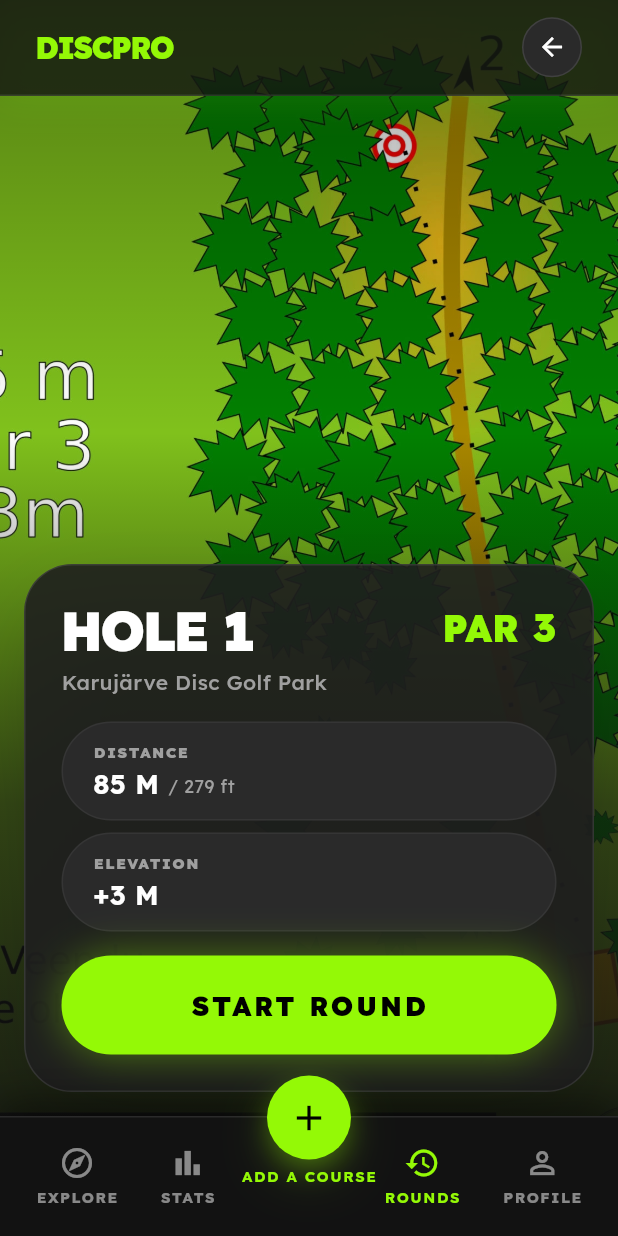
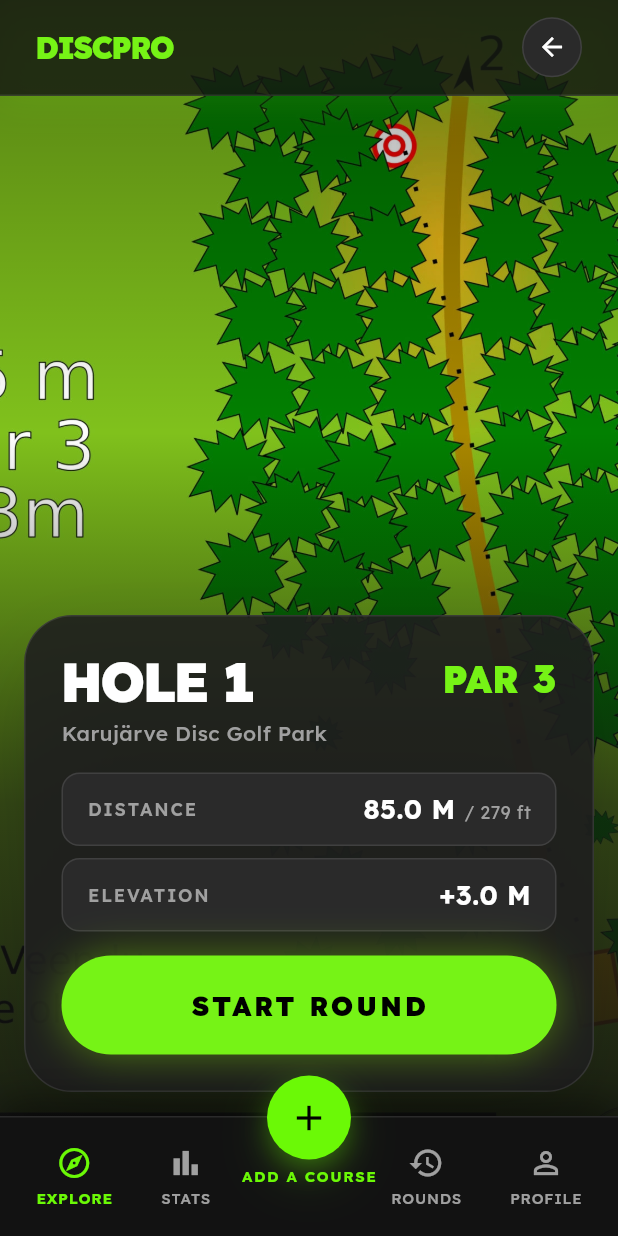
Before and after one commit to RobinVaga/discpro, a Flutter app: the HomePage screen opened by its route, after a tap on "Karujärve Disc Golf Park", on a phone screen of 412 x 824 dp. Run offline on Flutter 3.47's test engine with Material 3 defaults, Android fonts, the phone set to English and light mode, and no system bars; our stand-ins replace font_awesome_flutter, google_fonts, sqflite, sqflite_common_ffi; accounts and stored records are empty.

Commit message:
working hole detail views for every course, fixed navbar

```diff
--- a/lib/main.dart
+++ b/lib/main.dart
@@ -1,11 +1,22 @@
+import 'dart:io';
 import 'package:flutter/material.dart';
+import 'package:sqflite_common_ffi/sqflite_ffi.dart';
 import 'package:discpro/screens/login_page.dart';
 import 'package:discpro/screens/home_page.dart';
 import 'package:discpro/screens/register_page.dart';
 import 'package:discpro/screens/hole_detail.dart';
+import 'database/database_helper.dart';
 
+void main() async {
+  WidgetsFlutterBinding.ensureInitialized();
 
-void main() {
+  // Initialize FFI for desktop platforms
+  if (Platform.isWindows || Platform.isLinux) {
+    sqfliteFfiInit();
+    databaseFactory = databaseFactoryFfi;
+  }
+
+  await DatabaseHelper.instance.database;
   runApp(const MyApp());
 }
 
@@ -17,7 +28,6 @@
     return MaterialApp(
       title: 'DiscPro',
       theme: ThemeData(
-
         colorScheme: ColorScheme.fromSeed(
           seedColor: Colors.deepPurple,
           brightness: Brightness.light,
@@ -31,8 +41,8 @@
         ),
         elevatedButtonTheme: ElevatedButtonThemeData(
           style: ElevatedButton.styleFrom(
-            foregroundColor: Colors.white, // Text color
-            backgroundColor: Colors.deepPurple, // Button color
+            foregroundColor: Colors.white,
+            backgroundColor: Colors.deepPurple,
             shape: RoundedRectangleBorder(
               borderRadius: BorderRadius.circular(12),
             ),
@@ -45,7 +55,18 @@
         '/': (context) => const LoginPage(),
         '/home': (context) => const HomePage(),
         '/register': (context) => const RegisterPage(),
-        '/hole_detail': (context) => const HoleDetailPage(),
+      },
+      onGenerateRoute: (settings) {
+        if (settings.name == '/hole_detail') {
+          final args = settings.arguments as Map<String, dynamic>;
+          return MaterialPageRoute(
+            builder: (context) => HoleDetailPage(
+              courseId: args['courseId'],
+              holeNumber: args['holeNumber'],
+            ),
+          );
+        }
+        return null;
       },
     );
   }
--- a/lib/models/course.dart
+++ b/lib/models/course.dart
@@ -21,6 +21,20 @@
     required this.longitude,
   });
 
+  factory Course.fromMap(Map<String, dynamic> map) {
+    return Course(
+      id: map['id'],
+      name: map['name'],
+      details: map['details'],
+      par: map['par'],
+      imagePath: map['imagePath'],
+      holes: map['holes'],
+      distance: map['distance'],
+      latitude: map['latitude'],
+      longitude: map['longitude'],
+    );
+  }
+
   Map<String, dynamic> toMap() {
     return {
       'id': id,
@@ -34,18 +48,4 @@
       'longitude': longitude,
     };
   }
-
-  factory Course.fromMap(Map<String, dynamic> map) {
-    return Course(
-      id: map['id'],
-      name: map['name'],
-      details: map['details'],
-      par: map['par'],
-      imagePath: map['imagePath'],
-      holes: map['holes'],
-      distance: map['distance'],
-      latitude: map['latitude'],
-      longitude: map['longitude'],
-    );
-  }
 }
--- a/lib/models/hole.dart
+++ b/lib/models/hole.dart
@@ -17,6 +17,18 @@
     required this.imagePath,
   });
 
+  factory Hole.fromMap(Map<String, dynamic> map) {
+    return Hole(
+      id: map['id'],
+      courseId: map['courseId'],
+      holeNumber: map['holeNumber'],
+      par: map['par'],
+      distance: (map['distance'] as num).toDouble(),
+      elevation: (map['elevation'] as num).toDouble(),
+      imagePath: map['imagePath'],
+    );
+  }
+
   Map<String, dynamic> toMap() {
     return {
       'id': id,
@@ -28,16 +40,4 @@
       'imagePath': imagePath,
     };
   }
-
-  factory Hole.fromMap(Map<String, dynamic> map) {
-    return Hole(
-      id: map['id'],
-      courseId: map['courseId'],
-      holeNumber: map['holeNumber'],
-      par: map['par'],
-      distance: map['distance'],
-      elevation: map['elevation'],
-      imagePath: map['imagePath'],
-    );
-  }
 }
--- a/lib/screens/hole_detail.dart
+++ b/lib/screens/hole_detail.dart
@@ -1,17 +1,107 @@
 import 'package:flutter/material.dart';
 import 'package:google_fonts/google_fonts.dart';
 import 'package:discpro/screens/fullscreen_image_viewer.dart';
+import 'package:discpro/database/database_helper.dart';
+import 'package:discpro/models/hole.dart';
+import 'package:discpro/models/course.dart';
+import 'package:discpro/widgets/bottom_navbar.dart';
 
+class HoleDetailPage extends StatefulWidget {
+  final int courseId;
+  final int holeNumber;
 
-class HoleDetailPage extends StatelessWidget {
-  const HoleDetailPage({super.key});
+  const HoleDetailPage({
+    Key? key,
+    required this.courseId,
+    required this.holeNumber,
+  }) : super(key: key);
 
-  static const Color primaryColor = Color(0xFF94F906);
-  static const Color backgroundDark = Color(0xFF121212);
-  static const Color surfaceDark = Color(0xFF1E1E1E);
+  @override
+  State<HoleDetailPage> createState() => _HoleDetailPageState();
+}
+
+class _HoleDetailPageState extends State<HoleDetailPage> {
+  Hole? _hole;
+  Course? _course;
+  bool _isLoading = true;
+
+  @override
+  void initState() {
+    super.initState();
+    _loadHoleData();
+  }
+
+  Future<void> _loadHoleData() async {
+    try {
+      final hole = await DatabaseHelper.instance.getHole(
+        widget.courseId,
+        widget.holeNumber,
+      );
+      final course = await DatabaseHelper.instance.getCourse(widget.courseId);
+
+      setState(() {
+        _hole = hole;
+        _course = course;
+        _isLoading = false;
+      });
+    } catch (e) {
+      setState(() {
+        _isLoading = false;
+      });
+      if (mounted) {
+        ScaffoldMessenger.of(context).showSnackBar(
+          SnackBar(content: Text('Error loading hole data: $e')),
+        );
+      }
+    }
+  }
 
   @override
   Widget build(BuildContext context) {
+    const Color backgroundDark = Color(0xFF121212);
+    const Color primaryColor = Color(0xFF76F316);
+
+    if (_isLoading) {
+      return Theme(
+        data: ThemeData.dark().copyWith(
+          textTheme: GoogleFonts.lexendTextTheme(ThemeData.dark().textTheme),
+        ),
+        child: const Scaffold(
+          backgroundColor: backgroundDark,
+          body: Center(
+            child: CircularProgressIndicator(color: primaryColor),
+          ),
+        ),
+      );
+    }
+
+    if (_hole == null || _course == null) {
+      return Theme(
+        data: ThemeData.dark().copyWith(
+          textTheme: GoogleFonts.lexendTextTheme(ThemeData.dark().textTheme),
+        ),
+        child: Scaffold(
+          backgroundColor: backgroundDark,
+          body: Center(
+            child: Column(
+              mainAxisAlignment: MainAxisAlignment.center,
+              children: [
+                const Text(
+                  'Hole not found',
+                  style: TextStyle(color: Colors.white, fontSize: 18),
+                ),
+                const SizedBox(height: 16),
+                ElevatedButton(
+                  onPressed: () => Navigator.pop(context),
+                  child: const Text('Go Back'),
+                ),
+              ],
+            ),
+          ),
+        ),
+      );
+    }
+
     return Theme(
       data: ThemeData.dark().copyWith(
         textTheme: GoogleFonts.lexendTextTheme(ThemeData.dark().textTheme),
@@ -27,8 +117,8 @@
                     Navigator.push(
                       context,
                       MaterialPageRoute(
-                        builder: (_) => const FullScreenImageViewer(
-                          imagePath: 'assets/images/Karujärve/karujarve_1.webp',
+                        builder: (_) => FullScreenImageViewer(
+                          imagePath: _hole!.imagePath,
                         ),
                       ),
                     );
@@ -37,7 +127,7 @@
                     fit: StackFit.expand,
                     children: [
                       Image.asset(
-                        'assets/images/Karujärve/karujarve_1.webp',
+                        _hole!.imagePath,
                         fit: BoxFit.cover,
                         errorBuilder: (context, error, stackTrace) => Container(
                           color: const Color(0xFF1A1A1A),
@@ -49,7 +139,6 @@
                           ),
                         ),
                       ),
-                      // ── Dark gradient overlay (bottom fade to backgroundDark) ──
                       DecoratedBox(
                         decoration: BoxDecoration(
                           gradient: LinearGradient(
@@ -131,7 +220,7 @@
                   Padding(
                     padding: const EdgeInsets.fromLTRB(16, 16, 16, 16),
                     child: Container(
-                      width: double.infinity, // 100% width like Tailwind w-full
+                      width: double.infinity,
                       padding: const EdgeInsets.all(24),
                       decoration: ShapeDecoration(
                         color: const Color(0xE51E1E1E),
@@ -155,17 +244,17 @@
                         mainAxisSize: MainAxisSize.min,
                         crossAxisAlignment: CrossAxisAlignment.start,
                         children: [
-                          // Hole header row
                           Row(
                             mainAxisAlignment: MainAxisAlignment.spaceBetween,
                             crossAxisAlignment: CrossAxisAlignment.start,
                             children: [
-                              Column(
+                              Expanded(
+                                child: Column(
                                   crossAxisAlignment: CrossAxisAlignment.start,
-                                children: const [
+                                  children: [
                                     Text(
-                                    'HOLE 1',
-                                    style: TextStyle(
+                                      'HOLE ${_hole!.holeNumber}',
+                                      style: const TextStyle(
                                         color: Colors.white,
                                         fontSize: 36,
                                         fontFamily: 'Lexend',
@@ -174,10 +263,10 @@
                                         letterSpacing: -1.80,
                                       ),
                                     ),
-                                  SizedBox(height: 4),
+                                    const SizedBox(height: 4),
                                     Text(
-                                    'Karujärve Disc Golf Park',
-                                    style: TextStyle(
+                                      _course!.name,
+                                      style: const TextStyle(
                                         color: Color(0xFFA0A0A0),
                                         fontSize: 14,
                                         fontFamily: 'Lexend',
@@ -187,9 +276,10 @@
                                     ),
                                   ],
                                 ),
-                              const Text(
-                                'PAR 3',
-                                style: TextStyle(
+                              ),
+                              Text(
+                                'PAR ${_hole!.par}',
+                                style: const TextStyle(
                                   color: primaryColor,
                                   fontSize: 25,
                                   fontFamily: 'Lexend',
@@ -206,10 +296,10 @@
                             child: Row(
                               crossAxisAlignment: CrossAxisAlignment.baseline,
                               textBaseline: TextBaseline.alphabetic,
-                              children: const [
+                              children: [
                                 Text(
-                                  '85 M',
-                                  style: TextStyle(
+                                  '${_hole!.distance} M',
+                                  style: const TextStyle(
                                     color: Colors.white,
                                     fontSize: 18,
                                     fontFamily: 'Lexend',
@@ -217,10 +307,10 @@
                                     height: 1.25,
                                   ),
                                 ),
-                                SizedBox(width: 6),
+                                const SizedBox(width: 6),
                                 Text(
-                                  '/ 279 ft',
-                                  style: TextStyle(
+                                  '/ ${(_hole!.distance * 3.28084).round()} ft',
+                                  style: const TextStyle(
                                     color: Color(0xFFA0A0A0),
                                     fontSize: 12,
                                     fontFamily: 'Lexend',
@@ -234,9 +324,9 @@
                           const SizedBox(height: 8),
                           _statPill(
                             label: 'ELEVATION',
-                            child: const Text(
-                              '+3 M',
-                              style: TextStyle(
+                            child: Text(
+                              '${_hole!.elevation >= 0 ? '+' : ''}${_hole!.elevation} M',
+                              style: const TextStyle(
                                 color: Colors.white,
                                 fontSize: 18,
                                 fontFamily: 'Lexend',
@@ -301,29 +391,30 @@
   Widget _statPill({required String label, required Widget child}) {
     return Container(
       width: double.infinity,
-      padding: const EdgeInsets.symmetric(horizontal: 20, vertical: 12),
+      padding: const EdgeInsets.symmetric(horizontal: 16, vertical: 12),
       decoration: ShapeDecoration(
         color: const Color(0xFF2A2A2A),
         shape: RoundedRectangleBorder(
-          side: BorderSide(width: 1, color: Colors.white.withOpacity(0.05)),
-          borderRadius: BorderRadius.circular(9999),
+          side: BorderSide(
+            width: 1,
+            color: Colors.white.withOpacity(0.10),
+          ),
+          borderRadius: BorderRadius.circular(12),
         ),
       ),
-      child: Column(
-        crossAxisAlignment: CrossAxisAlignment.start,
+      child: Row(
+        mainAxisAlignment: MainAxisAlignment.spaceBetween,
         children: [
           Text(
             label,
             style: const TextStyle(
               color: Color(0xFFA0A0A0),
-              fontSize: 10,
+              fontSize: 12,
               fontFamily: 'Lexend',
-              fontWeight: FontWeight.w900,
-              height: 1.50,
-              letterSpacing: 1,
+              fontWeight: FontWeight.w600,
+              letterSpacing: 1.20,
             ),
           ),
-          const SizedBox(height: 2),
           child,
         ],
       ),
@@ -331,108 +422,6 @@
   }
 
   Widget _buildBottomNav() {
-    return Container(
-      height: 80,
-      decoration: BoxDecoration(
-        color: backgroundDark,
-        border: Border(top: BorderSide(color: Colors.white.withOpacity(0.10))),
-        boxShadow: [
-          BoxShadow(
-            color: Colors.black.withOpacity(0.4),
-            blurRadius: 20,
-            offset: const Offset(0, -10),
-          ),
-        ],
-      ),
-      child: Stack(
-        clipBehavior: Clip.none,
-        alignment: Alignment.center,
-        children: [
-          Positioned.fill(
-            child: Padding(
-              padding: const EdgeInsets.symmetric(horizontal: 24),
-              child: Row(
-                mainAxisAlignment: MainAxisAlignment.spaceBetween,
-                crossAxisAlignment: CrossAxisAlignment.center,
-                children: [
-                  _navItem(Icons.explore_outlined, 'EXPLORE'),
-                  _navItem(Icons.bar_chart_outlined, 'STATS'),
-                  const SizedBox(width: 56),
-                  _navItem(Icons.history_outlined, 'ROUNDS', isSelected: true),
-                  _navItem(Icons.person_outline, 'PROFILE'),
-                ],
-              ),
-            ),
-          ),
-          Positioned(
-            top: -28,
-            child: Column(
-              mainAxisSize: MainAxisSize.min,
-              children: [
-                Container(
-                  width: 56,
-                  height: 56,
-                  decoration: BoxDecoration(
-                    color: primaryColor,
-                    shape: BoxShape.circle,
-                    boxShadow: [
-                      BoxShadow(
-                        color: primaryColor.withOpacity(0.35),
-                        blurRadius: 15,
-                        offset: const Offset(0, 6),
-                        spreadRadius: -2,
-                      ),
-                      BoxShadow(
-                        color: primaryColor.withOpacity(0.20),
-                        blurRadius: 30,
-                        offset: const Offset(0, 12),
-                        spreadRadius: -4,
-                      ),
-                    ],
-                  ),
-                  child: const Icon(Icons.add, color: Colors.black, size: 28),
-                ),
-                const SizedBox(height: 4),
-                Text(
-                  'ADD A COURSE',
-                  style: TextStyle(
-                    color: primaryColor,
-                    fontSize: 10,
-                    fontWeight: FontWeight.w700,
-                    letterSpacing: 1,
-                    height: 1.5,
-                  ),
-                ),
-              ],
-            ),
-          ),
-        ],
-      ),
-    );
-  }
-
-  Widget _navItem(IconData icon, String label, {bool isSelected = false}) {
-    return Column(
-      mainAxisAlignment: MainAxisAlignment.center,
-      mainAxisSize: MainAxisSize.min,
-      children: [
-        Icon(
-          icon,
-          color: isSelected ? primaryColor : Colors.white.withOpacity(0.50),
-          size: 24,
-        ),
-        const SizedBox(height: 4),
-        Text(
-          label,
-          style: TextStyle(
-            color: isSelected ? primaryColor : Colors.white.withOpacity(0.50),
-            fontSize: 10,
-            fontWeight: FontWeight.w700,
-            letterSpacing: 1,
-            height: 1.5,
-          ),
-        ),
-      ],
-    );
+    return const BottomNavBar(activeItem: 'EXPLORE',);
 }
 }
--- a/lib/screens/home_page.dart
+++ b/lib/screens/home_page.dart
@@ -71,9 +71,9 @@
                     const SizedBox(height: 24),
 
                     // Featured Section
-                    _sectionHeader('Featured Courses'),
+                  _sectionHeader('Featured Courses'),
                     const SizedBox(height: 16),
-                    SizedBox(
+                        SizedBox(
                       height: 280,
                       child: ListView.builder(
                         scrollDirection: Axis.horizontal,
@@ -82,36 +82,42 @@
                         itemBuilder: (context, index) {
                           final courses = [
                             {
+                              'id': 1,
                               'name': 'Karujärve Disc Golf Park',
                               'details': '24 holes • 5.2 km',
                               'par': 'Par: 77',
                               'image': 'assets/images/Karujärve/karujarve_full.webp',
                             },
                             {
+                              'id': 2,
                               'name': 'Kudjape Course',
                               'details': '12 holes • 3.8 km',
                               'par': 'Par: 42',
                               'image': 'assets/images/Kudjape/kudjape_full.webp',
                             },
                             {
+                              'id': 3,
                               'name': 'Mändjala Park',
                               'details': '15 holes • 4.5 km',
                               'par': 'Par: 30',
                               'image': 'assets/images/Mändjala/mandjala_full.webp',
                             },
                             {
+                              'id': 4,
                               'name': 'Salme Disc Golf Course',
                               'details': '18 holes • 2.1 km',
                               'par': 'Par: 57',
                               'image': 'assets/images/Salme/salme_full.webp',
                             },
                             {
+                              'id': 5,
                               'name': 'Pöide Disc Golf Course',
                               'details': '21 holes • 1.9 km',
                               'par': 'Par: 66',
                               'image': 'assets/images/Pöide/poide_scene.webp',
                             },
                             {
+                              'id': 6,
                               'name': 'Musumännik Course',
                               'details': '18 holes • 2.5 km',
                               'par': 'Par: 55',
@@ -121,24 +127,23 @@
 
                           final course = courses[index];
 
-                          // Only the first card navigates to hole_detail (for testing)
-                          if (index == 0) {
-                            return GestureDetector(
-                              onTap: () => Navigator.pushNamed(context, '/hole_detail'),
-                              child: _featuredCourseCard(
-                                course['name']!,
-                                course['details']!,
-                                course['par']!,
-                                course['image']!,
-                              ),
-                            );
-                          }
-
-                          return _featuredCourseCard(
-                            course['name']!,
-                            course['details']!,
-                            course['par']!,
-                            course['image']!,
+                          return GestureDetector(
+                            onTap: () {
+                              Navigator.pushNamed(
+                                context,
+                                '/hole_detail',
+                                arguments: {
+                                  'courseId': course['id'] as int,
+                                  'holeNumber': 1,
+                                },
+                              );
+                            },
+                            child: _featuredCourseCard(
+                              course['name'] as String,
+                              course['details'] as String,
+                              course['par'] as String,
+                              course['image'] as String,
+                            ),
                           );
                         },
                       ),
--- a/pubspec.yaml
+++ b/pubspec.yaml
@@ -37,6 +37,7 @@
   font_awesome_flutter: ^10.12.0
   google_fonts: ^6.2.1
   sqflite: ^2.4.2
+  sqflite_common_ffi: ^2.4.0
 
 dev_dependencies:
   flutter_test:
@@ -67,6 +68,7 @@
 
   assets:
     - assets/images/
+    - assets/images/courses.json
     - assets/images/Karujärve/
     - assets/images/Kudjape/
     - assets/images/Musumännik/
```
Also changed, not shown: lib/database/database_helper.dart (+55 -121 lines), pubspec.lock. Lines whose indentation alone changed are shown as unchanged.
